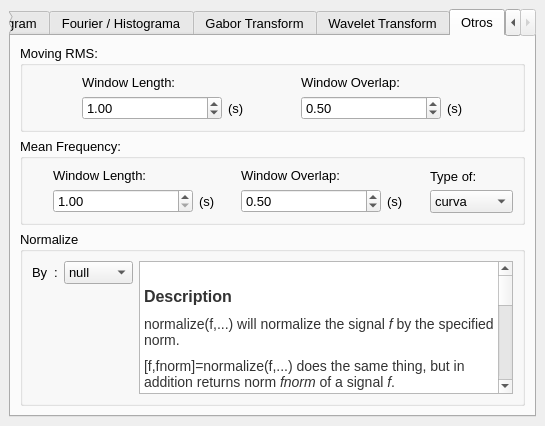
Qt form appsettings.ui (dkmpos89/EMGsoft) before a commit.
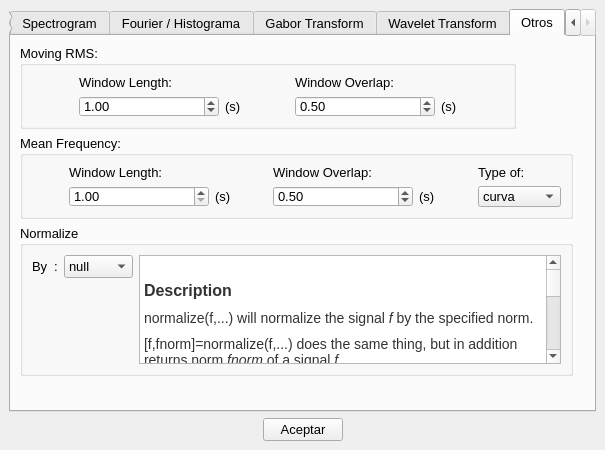
The same form after that commit. The open tabs and pages were chosen to show the change. Icons and pictures are not drawn.

```diff
--- a/appsettings.ui
+++ b/appsettings.ui
@@ -6,13 +6,13 @@
    <rect>
     <x>0</x>
     <y>0</y>
-    <width>545</width>
-    <height>426</height>
+    <width>605</width>
+    <height>450</height>
    </rect>
   </property>
   <property name="minimumSize">
    <size>
-    <width>520</width>
+    <width>605</width>
     <height>426</height>
    </size>
   </property>
@@ -1342,9 +1342,15 @@
        <attribute name="title">
         <string>Otros</string>
        </attribute>
-       <layout class="QGridLayout" name="gridLayout_24">
-        <item row="1" column="0" colspan="2">
          <widget class="QGroupBox" name="gbMeanFrequency">
+        <property name="geometry">
+         <rect>
+          <x>9</x>
+          <y>99</y>
+          <width>553</width>
+          <height>84</height>
+         </rect>
+        </property>
           <property name="title">
            <string>Mean Frequency:</string>
           </property>
@@ -1488,9 +1494,15 @@
            </item>
           </layout>
          </widget>
-        </item>
-        <item row="0" column="0" colspan="2">
          <widget class="QGroupBox" name="gbMovingRMS">
+        <property name="geometry">
+         <rect>
+          <x>9</x>
+          <y>9</y>
+          <width>496</width>
+          <height>84</height>
+         </rect>
+        </property>
           <property name="title">
            <string>Moving RMS:</string>
           </property>
@@ -1618,9 +1630,15 @@
            </item>
           </layout>
          </widget>
-        </item>
-        <item row="2" column="0" colspan="2">
          <widget class="QGroupBox" name="gbNormalize">
+        <property name="geometry">
+         <rect>
+          <x>9</x>
+          <y>189</y>
+          <width>553</width>
+          <height>151</height>
+         </rect>
+        </property>
           <property name="title">
            <string>Normalize</string>
           </property>
@@ -1786,10 +1804,45 @@
            </item>
           </layout>
          </widget>
-        </item>
-       </layout>
-      </widget>
-     </widget>
+      </widget>
+     </widget>
+    </item>
+    <item row="1" column="0">
+     <layout class="QHBoxLayout" name="horizontalLayout_13">
+      <item>
+       <spacer name="horizontalSpacer">
+        <property name="orientation">
+         <enum>Qt::Horizontal</enum>
+        </property>
+        <property name="sizeHint" stdset="0">
+         <size>
+          <width>40</width>
+          <height>20</height>
+         </size>
+        </property>
+       </spacer>
+      </item>
+      <item>
+       <widget class="QPushButton" name="btnAceptarConfig">
+        <property name="text">
+         <string>Aceptar</string>
+        </property>
+       </widget>
+      </item>
+      <item>
+       <spacer name="horizontalSpacer_2">
+        <property name="orientation">
+         <enum>Qt::Horizontal</enum>
+        </property>
+        <property name="sizeHint" stdset="0">
+         <size>
+          <width>40</width>
+          <height>20</height>
+         </size>
+        </property>
+       </spacer>
+      </item>
+     </layout>
     </item>
    </layout>
   </widget>
```
Left out of the diff: 50 changed lines with no effect on the pictures. Lines whose indentation alone changed are shown as unchanged.
